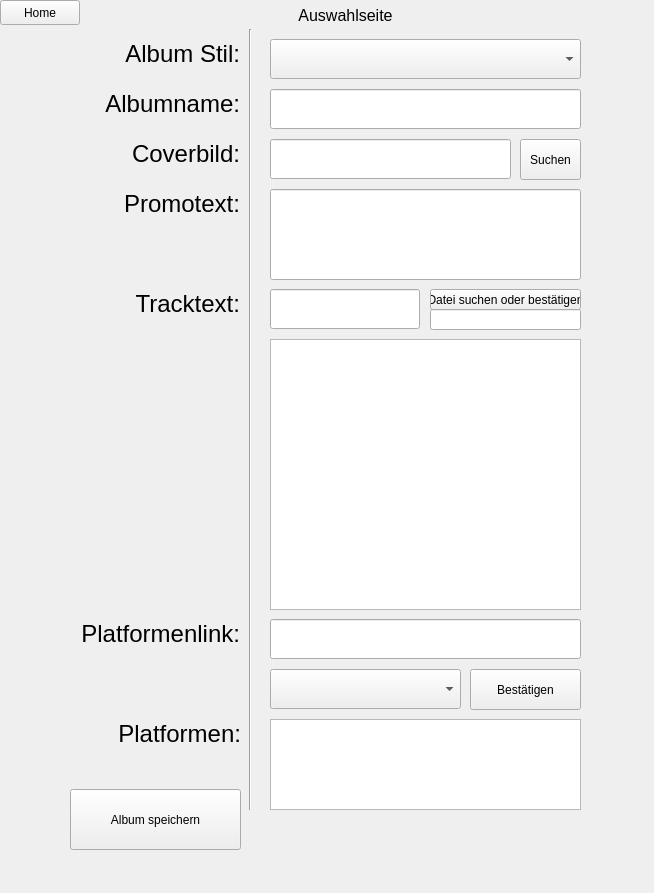
Qt form Musik.ui (ScreepCode/JSON-Editoren) before a commit.
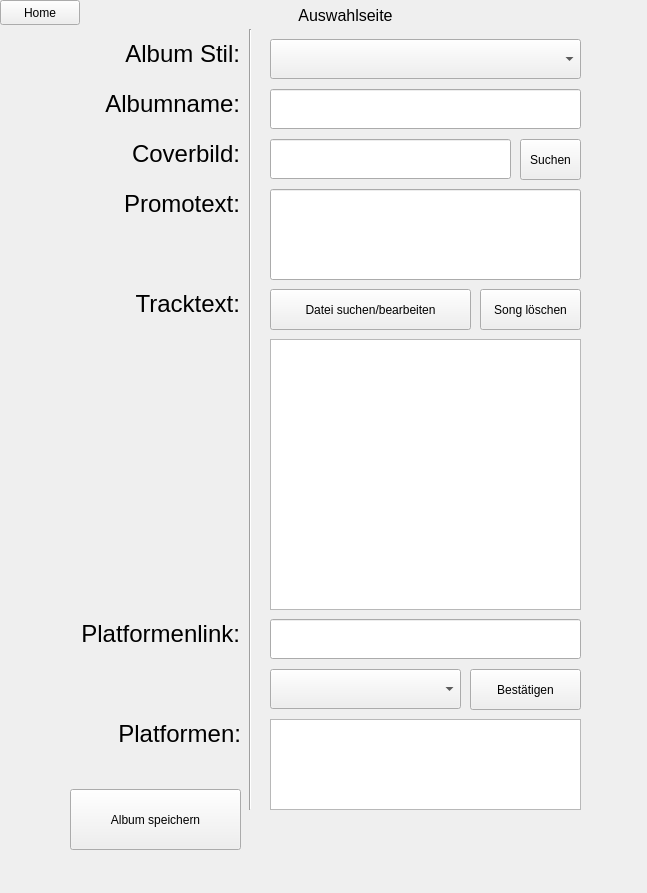
The same form after that commit.

Commit message: Add: Remove & Info

What changed in the file:
```diff
--- a/Musik.ui
+++ b/Musik.ui
@@ -6,7 +6,7 @@
    <rect>
     <x>0</x>
     <y>0</y>
-    <width>654</width>
+    <width>647</width>
     <height>893</height>
    </rect>
   </property>
@@ -32,7 +32,7 @@
       <x>0</x>
       <y>29</y>
       <width>631</width>
-      <height>851</height>
+      <height>821</height>
      </rect>
     </property>
     <property name="currentIndex">
@@ -336,16 +336,6 @@
        </rect>
       </property>
      </widget>
-     <widget class="QLineEdit" name="tracknameText">
-      <property name="geometry">
-       <rect>
-        <x>270</x>
-        <y>260</y>
-        <width>150</width>
-        <height>40</height>
-       </rect>
-      </property>
-     </widget>
      <widget class="QLineEdit" name="platformlinkText">
       <property name="geometry">
        <rect>
@@ -374,14 +364,14 @@
      <widget class="QPushButton" name="trackButton">
       <property name="geometry">
        <rect>
-        <x>430</x>
+        <x>270</x>
         <y>260</y>
-        <width>151</width>
-        <height>21</height>
+        <width>201</width>
+        <height>41</height>
        </rect>
       </property>
       <property name="text">
-       <string>Datei suchen oder bestätigen</string>
+       <string>Datei suchen/bearbeiten</string>
       </property>
      </widget>
      <widget class="QPushButton" name="platformButton">
@@ -443,16 +433,6 @@
        </rect>
       </property>
      </widget>
-     <widget class="QLineEdit" name="trackFileText">
-      <property name="geometry">
-       <rect>
-        <x>430</x>
-        <y>280</y>
-        <width>151</width>
-        <height>21</height>
-       </rect>
-      </property>
-     </widget>
      <widget class="QLabel" name="label_7">
       <property name="geometry">
        <rect>
@@ -493,6 +473,19 @@
        </rect>
       </property>
      </widget>
+     <widget class="QPushButton" name="trackDeleteButton">
+      <property name="geometry">
+       <rect>
+        <x>480</x>
+        <y>260</y>
+        <width>101</width>
+        <height>41</height>
+       </rect>
+      </property>
+      <property name="text">
+       <string>Song löschen</string>
+      </property>
+     </widget>
     </widget>
     <widget class="QWidget" name="editPage">
      <widget class="QPushButton" name="selectRowButton">
```
Left out of the diff: 13 changed lines with no effect on the pictures. The commit also changes 1 other file.
